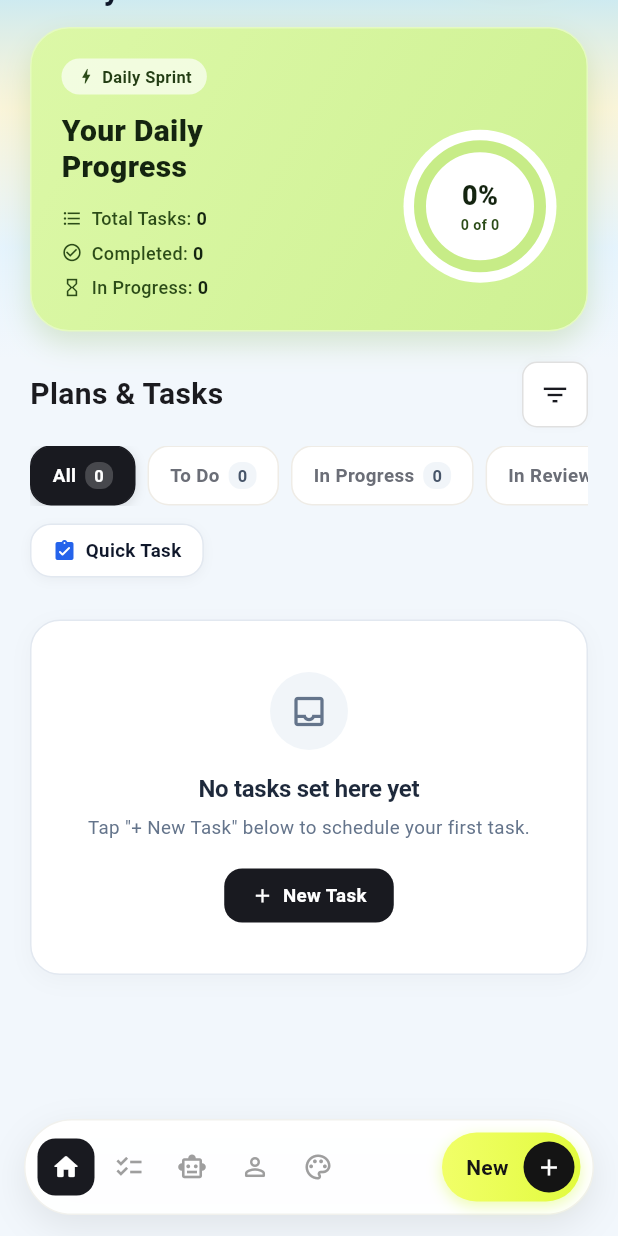
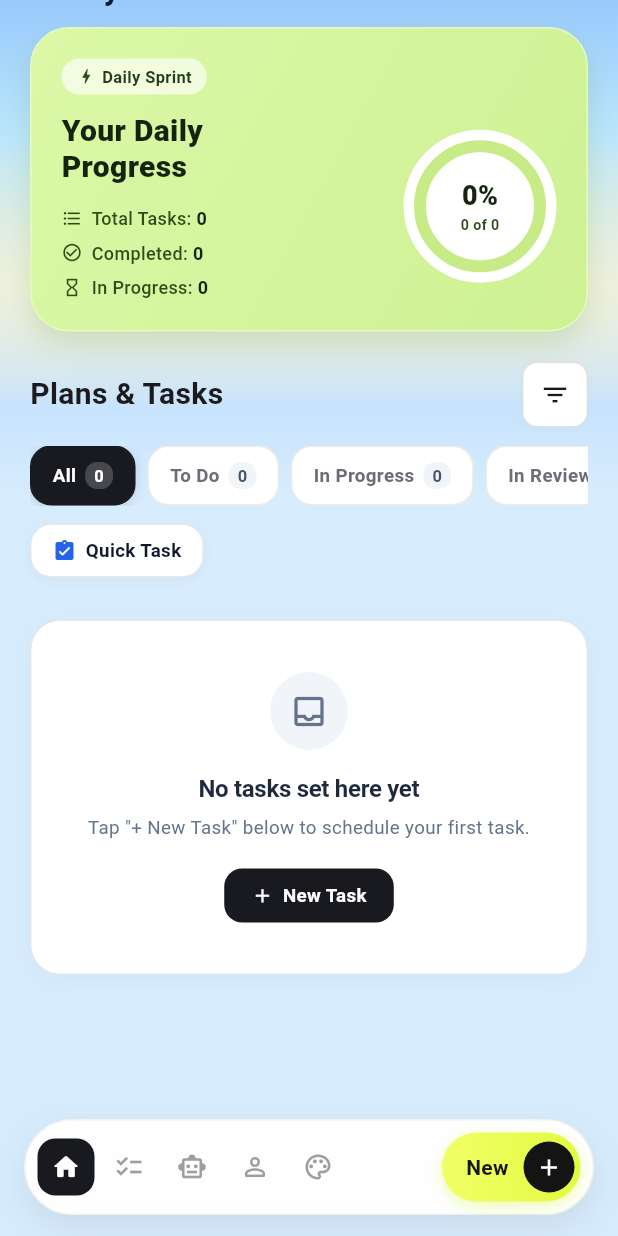
Before and after one commit to aymaneeddahhak-gif/A-Task, a Flutter app: the screen it shows after launch, scrolled down 121 dp, on a phone screen of 412 x 824 dp. Run offline on Flutter 3.47's test engine with Material 3 defaults, Android fonts, the phone set to English and light mode, and no system bars; our stand-ins replace google_fonts; missing offline and left inert: dart:html.

Commit message:
feat: enhance mode colors visibility on scroll with seamless feathered fade

```diff
--- a/lib/screens/home_screen.dart
+++ b/lib/screens/home_screen.dart
@@ -66,46 +66,46 @@
     final Color nameColor = isNight ? Colors.white : const Color(0xFF0F172A);
     final Color headlineColor = isNight ? Colors.white : const Color(0xFF0F172A);
 
-    // Seamless Feathered Atmosphere Spread Gradients:
-    // Blends smoothly from the sky colors down into softDownColor with 100% invisible feathering!
+    // Highly Visual Mode Gradient Palettes with Seamless Feathered Fade:
+    // Blends smoothly from vibrant atmospheric sky down into the distinctive mode softDownColor!
     final List<Color> gradientColors;
     final List<double> stops;
     if (mode == 0) {
-      // Sunny Morning Sky: Sky blue -> soft cyan -> warm sunshine gold -> feathered fade into base fill
+      // Sunny Morning Sky: Rich sky blue -> bright cyan -> warm sunshine gold -> feathered fade into distinct daylight morning blue
       gradientColors = [
+        const Color(0xFF60A5FA),
         const Color(0xFF93C5FD),
         const Color(0xFFBAE6FD),
-        const Color(0xFFFEF3C7).withOpacity(0.65),
-        const Color(0xFFE0F2FE).withOpacity(0.70),
-        softDownColor.withOpacity(0.60),
+        const Color(0xFFFEF3C7).withOpacity(0.60),
+        const Color(0xFFC7E3FD),
         softDownColor.withOpacity(0.92),
         softDownColor,
       ];
       stops = const [0.0, 0.22, 0.44, 0.65, 0.82, 0.94, 1.0];
     } else if (mode == 1) {
-      // Warm Sunset Afternoon: Sunset amber & orange -> golden apricot -> feathered fade into base fill
+      // Warm Sunset Afternoon: Vibrant sunset orange/amber -> warm golden apricot -> feathered fade into distinct sunset peach
       gradientColors = [
-        const Color(0xFFFF6433),
-        const Color(0xFFFFA040),
-        const Color(0xFFFFD49E).withOpacity(0.70),
-        const Color(0xFFFFF1E0).withOpacity(0.70),
-        softDownColor.withOpacity(0.60),
+        const Color(0xFFFF5722),
+        const Color(0xFFFF8533),
+        const Color(0xFFFFB566),
+        const Color(0xFFFFCCA3).withOpacity(0.75),
+        const Color(0xFFFEDBB8),
         softDownColor.withOpacity(0.92),
         softDownColor,
       ];
       stops = const [0.0, 0.22, 0.44, 0.65, 0.82, 0.94, 1.0];
     } else {
-      // Deep Midnight Dark Blue with Stars -> twilight dusk mist -> feathered fade into base fill
+      // Deep Midnight Dark Blue with Stars -> twilight dusk navy -> feathered fade into distinct deep midnight dark navy
       gradientColors = [
-        const Color(0xFF0B1021),
-        const Color(0xFF0F172A),
-        const Color(0xFF1E293B).withOpacity(0.80),
-        const Color(0xFF475569).withOpacity(0.40),
-        const Color(0xFF94A3B8).withOpacity(0.20),
-        softDownColor.withOpacity(0.90),
+        const Color(0xFF060913),
+        const Color(0xFF0B1224),
+        const Color(0xFF111C36),
+        const Color(0xFF162444).withOpacity(0.85),
+        const Color(0xFF121B30),
+        softDownColor.withOpacity(0.92),
         softDownColor,
       ];
-      stops = const [0.0, 0.22, 0.44, 0.65, 0.80, 0.93, 1.0];
+      stops = const [0.0, 0.22, 0.44, 0.65, 0.82, 0.94, 1.0];
     }
 
     return Stack(
@@ -126,7 +126,7 @@
             final scrollOffset = _scrollController.hasClients ? _scrollController.offset : 0.0;
             final overscroll = scrollOffset < 0 ? -scrollOffset : 0.0;
             final topPos = scrollOffset > 0 ? -scrollOffset : 0.0;
-            final totalHeight = 440.0 + overscroll;
+            final totalHeight = 480.0 + overscroll;
 
             return Positioned(
               top: topPos,
@@ -577,12 +577,12 @@
               Row(
                 mainAxisAlignment: MainAxisAlignment.spaceBetween,
                 children: [
-                  const Text(
+                  Text(
                     'Plans & Tasks',
                     style: TextStyle(
                       fontSize: 20,
                       fontWeight: FontWeight.bold,
-                      color: Color(0xFF1B1B1F),
+                      color: isNight ? Colors.white : const Color(0xFF1B1B1F),
                     ),
                   ),
 
@@ -591,22 +591,22 @@
                     width: 44,
                     height: 44,
                     decoration: BoxDecoration(
-                      color: Colors.white,
+                      color: isNight ? const Color(0xFF1E293B) : Colors.white,
                       borderRadius: BorderRadius.circular(10),
                       border: Border.all(
-                        color: Colors.black.withOpacity(0.12),
+                        color: isNight ? const Color(0xFF475569) : Colors.black.withOpacity(0.12),
                       ),
                       boxShadow: [
                         BoxShadow(
-                          color: Colors.black.withOpacity(0.02),
+                          color: Colors.black.withOpacity(isNight ? 0.2 : 0.02),
                           blurRadius: 4,
                         ),
                       ],
                     ),
-                    child: const Icon(
+                    child: Icon(
                       Icons.filter_list,
                       size: 20,
-                      color: Color(0xFF191A20),
+                      color: isNight ? Colors.white : const Color(0xFF191A20),
                     ),
                   ),
                 ],
@@ -620,22 +620,22 @@
                 child: ListView(
                   scrollDirection: Axis.horizontal,
                   children: [
-                    _buildStatusPill('All', provider.allCount),
+                    _buildStatusPill('All', provider.allCount, isNight),
                     const SizedBox(width: 8),
-                    _buildStatusPill('To Do', provider.todoCount),
+                    _buildStatusPill('To Do', provider.todoCount, isNight),
                     const SizedBox(width: 8),
-                    _buildStatusPill('In Progress', provider.inProgressCount),
+                    _buildStatusPill('In Progress', provider.inProgressCount, isNight),
                     const SizedBox(width: 8),
-                    _buildStatusPill('In Review', provider.inReviewCount),
+                    _buildStatusPill('In Review', provider.inReviewCount, isNight),
                     const SizedBox(width: 8),
-                    _buildStatusPill('Done', provider.doneCount),
+                    _buildStatusPill('Done', provider.doneCount, isNight),
                   ],
                 ),
               ),
 
               const SizedBox(height: 12),
 
-              // Random Task Button (Clean single button with task sign)
+              // Quick Task Button (Clean single button with task sign)
               Align(
                 alignment: Alignment.centerLeft,
                 child: GestureDetector(
@@ -643,12 +643,12 @@
                   child: Container(
                     padding: const EdgeInsets.symmetric(horizontal: 14, vertical: 8),
                     decoration: BoxDecoration(
-                      color: Colors.white,
+                      color: isNight ? const Color(0xFF1E293B) : Colors.white,
                       borderRadius: BorderRadius.circular(14),
-                      border: Border.all(color: const Color(0xFFE2E8F0)),
+                      border: Border.all(color: isNight ? const Color(0xFF475569) : const Color(0xFFE2E8F0)),
                       boxShadow: [
                         BoxShadow(
-                          color: Colors.black.withOpacity(0.04),
+                          color: Colors.black.withOpacity(isNight ? 0.2 : 0.04),
                           blurRadius: 6,
                           offset: const Offset(0, 2),
                         ),
@@ -660,17 +660,19 @@
                         Icon(
                           Icons.assignment_turned_in_rounded,
                           size: 16,
-                          color: isAfternoon
-                              ? const Color(0xFFEA580C)
-                              : const Color(0xFF2563EB),
+                          color: isNight
+                              ? const Color(0xFF38BDF8)
+                              : (isAfternoon
+                                  ? const Color(0xFFEA580C)
+                                  : const Color(0xFF2563EB)),
                         ),
                         const SizedBox(width: 6),
-                        const Text(
+                        Text(
                           'Quick Task',
                           style: TextStyle(
                             fontSize: 12.5,
                             fontWeight: FontWeight.bold,
-                            color: Color(0xFF0F172A),
+                            color: isNight ? Colors.white : const Color(0xFF0F172A),
                           ),
                         ),
                       ],
@@ -897,17 +899,18 @@
 
   Widget _buildFreshEmptyState(BuildContext context, TaskProvider provider) {
     final isTotalZero = provider.totalTasksCount == 0;
+    final isNight = provider.activeAtmosphereIndex == 2;
 
     return Container(
       margin: const EdgeInsets.only(top: 12),
       padding: const EdgeInsets.symmetric(horizontal: 24, vertical: 34),
       decoration: BoxDecoration(
-        color: Colors.white,
+        color: isNight ? const Color(0xFF1E293B) : Colors.white,
         borderRadius: BorderRadius.circular(20),
-        border: Border.all(color: const Color(0xFFE2E8F0)),
+        border: Border.all(color: isNight ? const Color(0xFF334155) : const Color(0xFFE2E8F0)),
         boxShadow: [
           BoxShadow(
-            color: Colors.black.withOpacity(0.03),
+            color: Colors.black.withOpacity(isNight ? 0.2 : 0.03),
             blurRadius: 12,
             offset: const Offset(0, 4),
           ),
@@ -920,14 +923,14 @@
           Container(
             width: 52,
             height: 52,
-            decoration: const BoxDecoration(
+            decoration: BoxDecoration(
               shape: BoxShape.circle,
-              color: Color(0xFFF1F5F9),
+              color: isNight ? const Color(0xFF334155) : const Color(0xFFF1F5F9),
             ),
-            child: const Icon(
+            child: Icon(
               Icons.inbox_outlined,
               size: 26,
-              color: Color(0xFF64748B),
+              color: isNight ? const Color(0xFF94A3B8) : const Color(0xFF64748B),
             ),
           ),
           const SizedBox(height: 14),
@@ -935,10 +938,10 @@
           // Clean, Professional Title: "No tasks set here yet"
           Text(
             isTotalZero ? 'No tasks set here yet' : 'No ${provider.statusFilter} tasks',
-            style: const TextStyle(
+            style: TextStyle(
               fontSize: 16,
               fontWeight: FontWeight.bold,
-              color: Color(0xFF1E293B),
+              color: isNight ? Colors.white : const Color(0xFF1E293B),
               letterSpacing: -0.2,
             ),
           ),
@@ -950,9 +953,9 @@
                 ? 'Tap "+ New Task" below to schedule your first task.'
                 : 'There are no tasks with "${provider.statusFilter}" status.',
             textAlign: TextAlign.center,
-            style: const TextStyle(
+            style: TextStyle(
               fontSize: 12.5,
-              color: Color(0xFF64748B),
+              color: isNight ? const Color(0xFF94A3B8) : const Color(0xFF64748B),
               height: 1.4,
             ),
           ),
@@ -969,7 +972,7 @@
             child: Container(
               padding: const EdgeInsets.symmetric(horizontal: 18, vertical: 9),
               decoration: BoxDecoration(
-                color: const Color(0xFF191A20),
+                color: isNight ? const Color(0xFF38BDF8) : const Color(0xFF191A20),
                 borderRadius: BorderRadius.circular(12),
               ),
               child: Row(
@@ -978,15 +981,15 @@
                   Icon(
                     isTotalZero ? Icons.add : Icons.refresh,
                     size: 15,
-                    color: Colors.white,
+                    color: isNight ? const Color(0xFF0F172A) : Colors.white,
                   ),
                   const SizedBox(width: 6),
                   Text(
                     isTotalZero ? 'New Task' : 'Show All Tasks',
-                    style: const TextStyle(
+                    style: TextStyle(
                       fontSize: 12.5,
                       fontWeight: FontWeight.bold,
-                      color: Colors.white,
+                      color: isNight ? const Color(0xFF0F172A) : Colors.white,
                     ),
                   ),
                 ],
@@ -998,7 +1001,7 @@
     );
   }
 
-  Widget _buildStatusPill(String filterName, int count) {
+  Widget _buildStatusPill(String filterName, int count, bool isNight) {
     final provider = widget.provider;
     final isSelected = provider.statusFilter == filterName;
 
@@ -1008,15 +1011,19 @@
         duration: const Duration(milliseconds: 180),
         padding: const EdgeInsets.symmetric(horizontal: 14, vertical: 8),
         decoration: BoxDecoration(
-          color: isSelected ? const Color(0xFF191A20) : Colors.white,
+          color: isSelected
+              ? (isNight ? const Color(0xFF38BDF8) : const Color(0xFF191A20))
+              : (isNight ? const Color(0xFF1E293B) : Colors.white),
           borderRadius: BorderRadius.circular(14),
           border: Border.all(
-            color: isSelected ? const Color(0xFF191A20) : const Color(0xFFEFECE6),
+            color: isSelected
+                ? (isNight ? const Color(0xFF38BDF8) : const Color(0xFF191A20))
+                : (isNight ? const Color(0xFF334155) : const Color(0xFFEFECE6)),
           ),
           boxShadow: isSelected
               ? [
                   BoxShadow(
-                    color: Colors.black.withOpacity(0.12),
+                    color: Colors.black.withOpacity(isNight ? 0.3 : 0.12),
                     blurRadius: 6,
                     offset: const Offset(0, 2),
                   ),
@@ -1030,14 +1037,18 @@
               style: TextStyle(
                 fontSize: 12.5,
                 fontWeight: FontWeight.bold,
-                color: isSelected ? Colors.white : const Color(0xFF6B6E77),
+                color: isSelected
+                    ? (isNight ? const Color(0xFF0F172A) : Colors.white)
+                    : (isNight ? Colors.white : const Color(0xFF6B6E77)),
               ),
             ),
             const SizedBox(width: 6),
             Container(
               padding: const EdgeInsets.symmetric(horizontal: 6, vertical: 1),
               decoration: BoxDecoration(
-                color: isSelected ? Colors.white.withOpacity(0.2) : const Color(0xFFF1F5F9),
+                color: isSelected
+                    ? (isNight ? const Color(0xFF0F172A).withOpacity(0.2) : Colors.white.withOpacity(0.2))
+                    : (isNight ? const Color(0xFF334155) : const Color(0xFFF1F5F9)),
                 borderRadius: BorderRadius.circular(8),
               ),
               child: Text(
@@ -1045,7 +1056,9 @@
                 style: TextStyle(
                   fontSize: 11,
                   fontWeight: FontWeight.bold,
-                  color: isSelected ? Colors.white : const Color(0xFF475569),
+                  color: isSelected
+                      ? (isNight ? const Color(0xFF0F172A) : Colors.white)
+                      : (isNight ? const Color(0xFF94A3B8) : const Color(0xFF475569)),
                 ),
               ),
             ),
--- a/lib/state/task_provider.dart
+++ b/lib/state/task_provider.dart
@@ -1056,15 +1056,15 @@
     });
   }
 
-  // Soft atmospheric background tint matching the active mode
+  // Atmospheric background tint matching the active mode
   Color get softAtmosphereColor {
     final mode = activeAtmosphereIndex;
     if (mode == 2) {
-      return const Color(0xFFF1F5F9); // Soft Cool Slate Tint
+      return const Color(0xFF0F172A); // Rich Deep Midnight Navy Tint
     } else if (mode == 1) {
-      return const Color(0xFFFAF3EC); // Soft Warm Sunset Golden Glow
+      return const Color(0xFFFDE0C4); // Rich Warm Sunset Apricot Glow
     } else {
-      return const Color(0xFFF2F7FC); // Soft Crisp Morning Sky Blue Tint
+      return const Color(0xFFD7ECFD); // Rich Fresh Morning Sky Blue Tint
     }
   }
 
```
Also changed, not shown: 1 other file.
